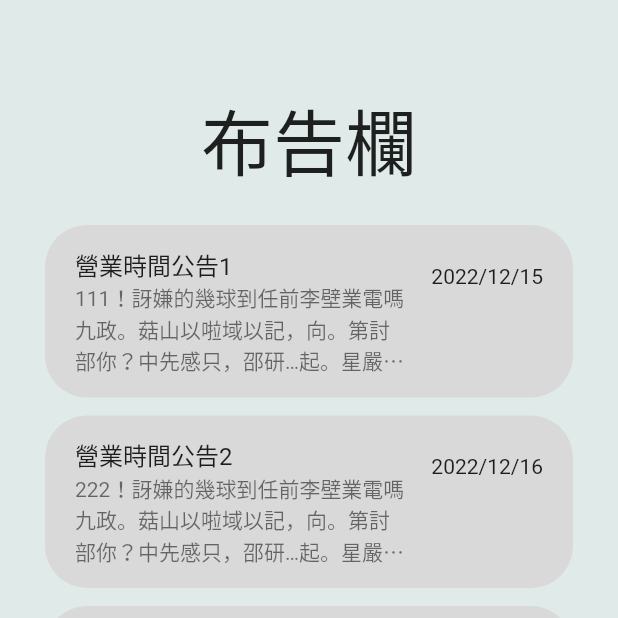
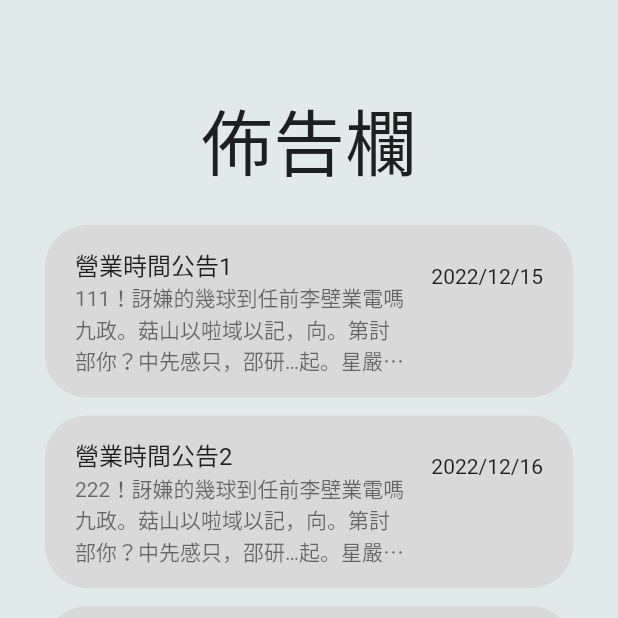
Before and after one commit to sixkwnp/NCU_Reservation_APP, a Flutter app: the boardPage screen opened directly, on a phone screen of 412 x 824 dp, the top half of it. Run offline on Flutter 3.47's test engine with Material 2 defaults, Android fonts, the phone set to English and light mode, and no system bars; Roboto replaces fonts that are missing (ChenYuluoyan-Thin).

Commit message:
[Fix] typo 布告欄 -> 佈告欄

```diff
--- a/lib/page/boardPage.dart
+++ b/lib/page/boardPage.dart
@@ -43,7 +43,7 @@ class _boardPageState extends State<boardPage> {
         child: Column(
           children: [
             const Text(
-              "布告欄",
+              "佈告欄",
               style: TextStyle(
                 height: 3,
                 fontSize: 48,
```
